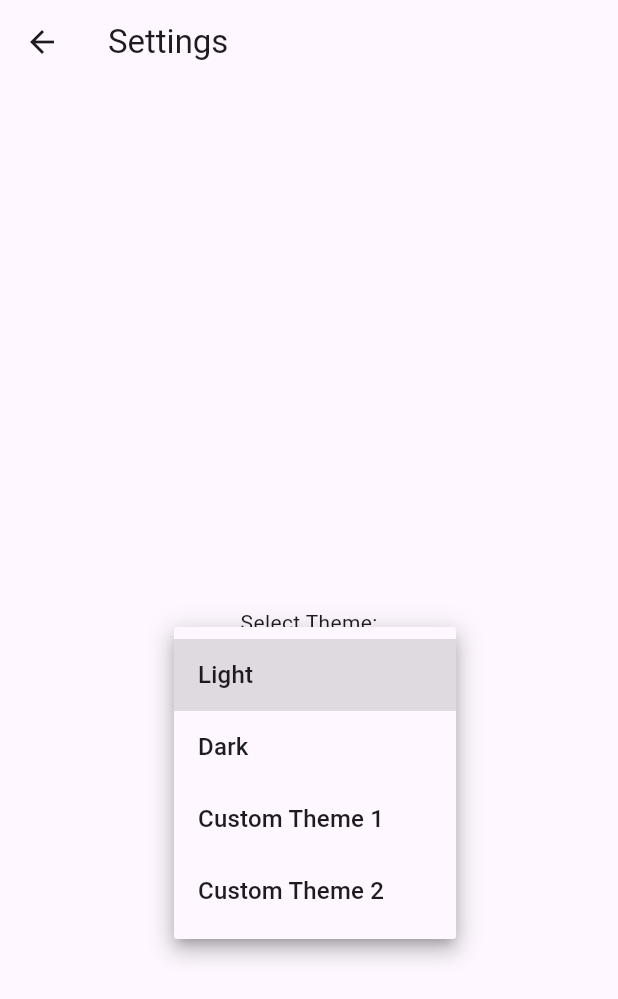
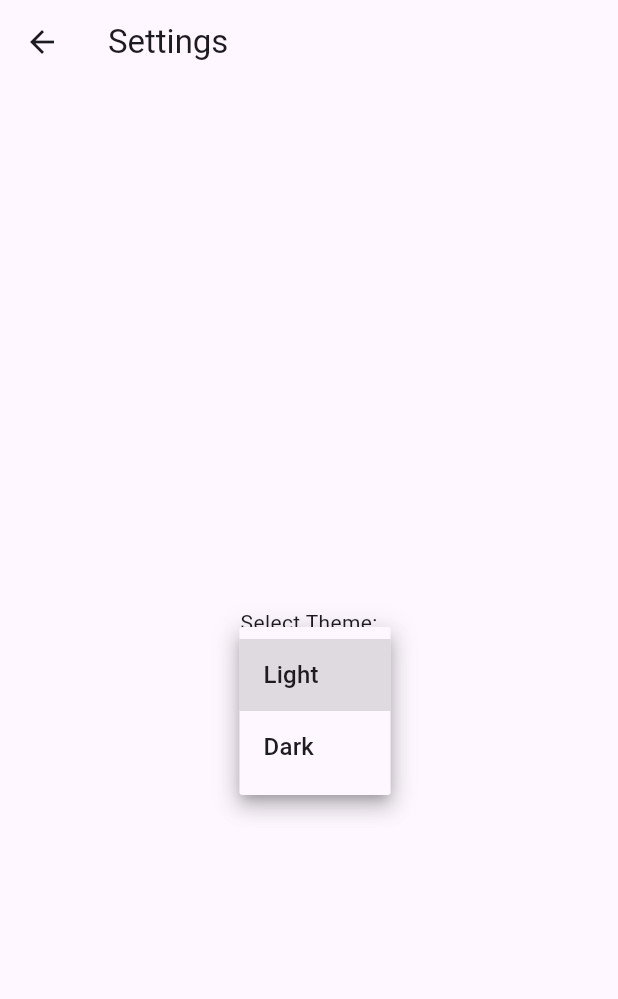
Before and after one commit to Turla-Glenn/todo, a Flutter app: the SettingsScreen screen opened directly with empty values, after a tap on the "arrow drop down" icon, on a phone screen of 412 x 824 dp. Shown: the top 999 px of the screen. Run offline on Flutter 3.47's test engine with Material 3 defaults, Android fonts, the phone set to English and light mode, and no system bars; our stand-ins replace shared_preferences; accounts and stored records are empty; network calls fail.

Commit message:
changes some task

```diff
--- a/lib/screens/settings_screen.dart
+++ b/lib/screens/settings_screen.dart
@@ -49,8 +49,6 @@ class _SettingsScreenState extends State<SettingsScreen> {
                 items: <String>[
                   'Light',
                   'Dark',
-                  'Custom Theme 1',
-                  'Custom Theme 2'
                 ].map<DropdownMenuItem<String>>((String value) {
                   return DropdownMenuItem<String>(
                     value: value,
```
